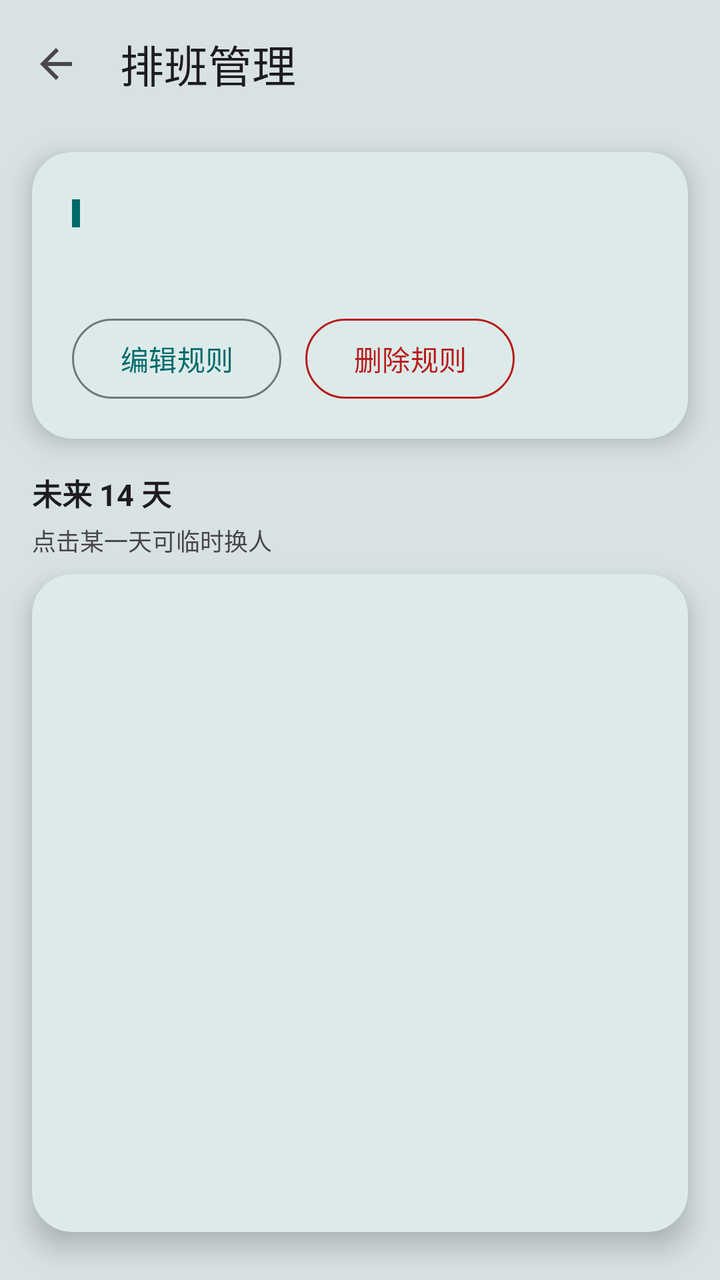
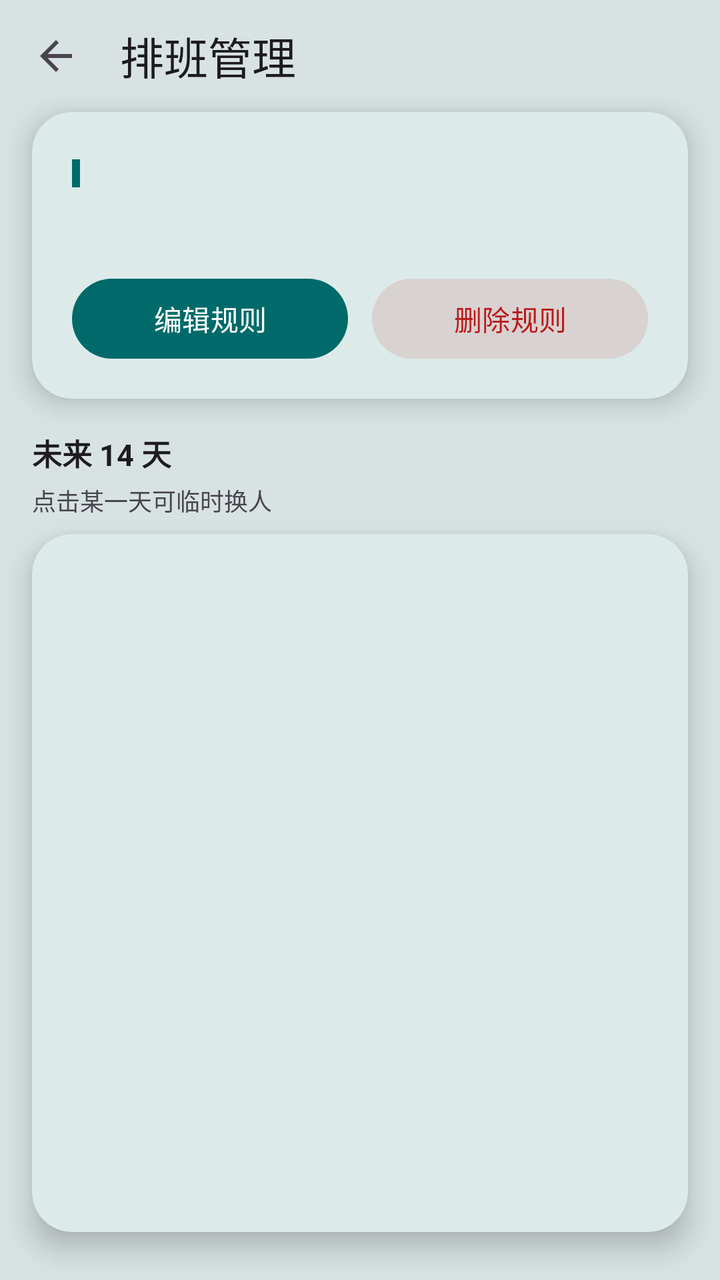

Before-and-after screenshots of an Android layout around one commit, followed by the original layout XML and the change that was made.
<!-- AndroidManifest.xml: application theme Theme.DutyCall -->
<!-- res/layout/activity_schedule.xml -->
<?xml version="1.0" encoding="utf-8"?>
<LinearLayout xmlns:android="http://schemas.android.com/apk/res/android"
    xmlns:app="http://schemas.android.com/apk/res-auto"
    android:layout_width="match_parent"
    android:layout_height="match_parent"
    android:orientation="vertical"
    android:clipChildren="false"
    android:clipToPadding="false"
    android:fitsSystemWindows="true">

    <com.google.android.material.appbar.MaterialToolbar
        android:id="@+id/toolbar"
        android:layout_width="match_parent"
        android:layout_height="?attr/actionBarSize"
        app:title="排班管理"
        app:titleTextAppearance="@style/TextAppearance.Material3.TitleLarge"
        app:navigationIcon="?attr/homeAsUpIndicator"
        android:background="@android:color/transparent" />

    <LinearLayout
        android:layout_width="match_parent"
        android:layout_height="0dp"
        android:layout_weight="1"
        android:orientation="vertical"
        android:clipChildren="false"
        android:clipToPadding="false"
        android:paddingHorizontal="16dp"
        android:paddingTop="12dp"
        android:paddingBottom="24dp">

        
        <com.google.android.material.card.MaterialCardView
            android:layout_width="match_parent"
            android:layout_height="wrap_content"
            app:cardBackgroundColor="?attr/colorSurface"
            app:cardCornerRadius="20dp"
            app:cardElevation="8dp"
            app:strokeWidth="0dp">

            <LinearLayout
                android:layout_width="match_parent"
                android:layout_height="wrap_content"
                android:orientation="vertical"
                android:padding="20dp">

                <LinearLayout
                    android:layout_width="match_parent"
                    android:layout_height="wrap_content"
                    android:orientation="horizontal"
                    android:gravity="center_vertical">
                    <View
                        android:layout_width="4dp"
                        android:layout_height="14dp"
                        android:background="@color/md_primary" />
                    <TextView
                        android:id="@+id/tv_rule_summary"
                        android:layout_width="0dp"
                        android:layout_height="wrap_content"
                        android:layout_marginStart="8dp"
                        android:layout_weight="1"
                        android:textSize="16sp"
                        android:textStyle="bold"
                        android:textColor="?android:attr/textColorPrimary" />
                </LinearLayout>

                <TextView
                    android:id="@+id/tv_rule_detail"
                    android:layout_width="match_parent"
                    android:layout_height="wrap_content"
                    android:layout_marginTop="8dp"
                    android:textSize="13sp"
                    android:textColor="?android:attr/textColorSecondary" />

                <TextView
                    android:id="@+id/tv_copy_hint"
                    android:layout_width="wrap_content"
                    android:layout_height="wrap_content"
                    android:layout_marginTop="8dp"
                    android:paddingVertical="4dp"
                    android:background="?attr/selectableItemBackground"
                    android:textSize="12sp"
                    android:textColor="?attr/colorPrimary"
                    android:text="点击查看并复制当前公式"
                    android:visibility="gone" />

                <LinearLayout
                    android:layout_width="match_parent"
                    android:layout_height="wrap_content"
                    android:layout_marginTop="16dp"
                    android:orientation="horizontal">

                    <com.google.android.material.button.MaterialButton
                        android:id="@+id/btn_edit_rule"
                        style="@style/Widget.Material3.Button.OutlinedButton"
                        android:layout_width="wrap_content"
                        android:layout_height="40dp"
                        android:minWidth="80dp"
                        android:insetTop="0dp"
                        android:insetBottom="0dp"
                        android:text="编辑规则"
                        android:textColor="?attr/colorPrimary"
                        app:strokeColor="?attr/colorOutline" />

                    <com.google.android.material.button.MaterialButton
                        android:id="@+id/btn_delete_rule"
                        style="@style/Widget.Material3.Button.OutlinedButton"
                        android:layout_width="wrap_content"
                        android:layout_height="40dp"
                        android:layout_marginStart="12dp"
                        android:minWidth="80dp"
                        android:insetTop="0dp"
                        android:insetBottom="0dp"
                        android:text="删除规则"
                        android:textColor="?attr/colorError"
                        app:strokeColor="?attr/colorError" />
                </LinearLayout>
            </LinearLayout>
        </com.google.android.material.card.MaterialCardView>

        <TextView
            android:id="@+id/tv_preview_title"
            android:layout_width="match_parent"
            android:layout_height="wrap_content"
            android:layout_marginTop="16dp"
            android:text="未来 14 天"
            android:textSize="15sp"
            android:textStyle="bold"
            android:textColor="?android:attr/textColorPrimary" />

        <TextView
            android:id="@+id/tv_preview_hint"
            android:layout_width="match_parent"
            android:layout_height="wrap_content"
            android:layout_marginTop="4dp"
            android:textSize="12sp"
            android:textColor="?android:attr/textColorSecondary"
            android:text="点击某一天可临时换人" />

        
        <com.google.android.material.card.MaterialCardView
            android:id="@+id/card_preview"
            android:layout_width="match_parent"
            android:layout_height="0dp"
            android:layout_weight="1"
            android:layout_marginTop="8dp"
            app:cardBackgroundColor="?attr/colorSurface"
            app:cardCornerRadius="20dp"
            app:cardElevation="8dp"
            app:strokeWidth="0dp">

            <androidx.recyclerview.widget.RecyclerView
                android:id="@+id/recycler_preview"
                android:layout_width="match_parent"
                android:layout_height="match_parent"
                android:clipToPadding="false"
                android:paddingVertical="8dp"
                android:nestedScrollingEnabled="true" />
        </com.google.android.material.card.MaterialCardView>

        <TextView
            android:id="@+id/tv_preview_empty"
            android:layout_width="match_parent"
            android:layout_height="0dp"
            android:layout_weight="1"
            android:gravity="center"
            android:lineSpacingExtra="6dp"
            android:text="暂无排班安排\n点击上方「编辑规则」设置轮转计划"
            android:textSize="13sp"
            android:textColor="?android:attr/textColorSecondary"
            android:visibility="gone" />

    </LinearLayout>
</LinearLayout>
<!-- resources referenced by this layout -->
<resources>
  <color name="md_primary">#006A6A</color>
  <style name="Theme.DutyCall" parent="Theme.Material3.DayNight.NoActionBar">
          <item name="android:windowBackground">@color/app_bg</item>
          <item name="colorPrimary">@color/md_primary</item>
          <item name="colorOnPrimary">@color/md_on_primary</item>
          <item name="colorPrimaryContainer">@color/md_primary_container</item>
          <item name="colorOnPrimaryContainer">@color/md_on_primary_container</item>
          <item name="colorSecondary">@color/md_secondary</item>
          <item name="colorOnSecondary">@color/md_on_secondary</item>
          <item name="colorSecondaryContainer">@color/md_secondary_container</item>
          <item name="colorOnSecondaryContainer">@color/md_on_secondary_container</item>
          <item name="colorSurface">@color/md_surface</item>
          <item name="colorOnSurface">@color/md_on_surface</item>
          <item name="colorSurfaceVariant">@color/md_surface_variant</item>
          <item name="colorOnSurfaceVariant">@color/md_on_surface_variant</item>
          <item name="colorOutline">@color/md_outline</item>
          <item name="colorError">@color/md_error</item>
          <item name="colorOnError">@color/md_on_error</item>
          <item name="colorErrorContainer">@color/md_error_container</item>
          <item name="colorOnErrorContainer">@color/md_on_error_container</item>
      </style>
  <color name="app_bg">#D8E2E2</color>
  <color name="md_on_primary">#FFFFFF</color>
  <color name="md_primary_container">#6FF7F6</color>
  <color name="md_on_primary_container">#002020</color>
  <color name="md_secondary">#4A6363</color>
  <color name="md_on_secondary">#FFFFFF</color>
  <color name="md_secondary_container">#CCE8E7</color>
  <color name="md_on_secondary_container">#051F1F</color>
  <color name="md_surface">#FAFDFC</color>
  <color name="md_on_surface">#191C1C</color>
  <color name="md_surface_variant">#DAE5E4</color>
  <color name="md_on_surface_variant">#3F4948</color>
  <color name="md_outline">#6F7979</color>
  <color name="md_error">#BA1A1A</color>
  <color name="md_on_error">#FFFFFF</color>
  <color name="md_error_container">#FFDAD6</color>
  <color name="md_on_error_container">#410002</color>
</resources>

<!-- the commit's change to res/layout/activity_schedule.xml (unified diff, before → after) -->
@@ -25,7 +25,7 @@
         android:clipChildren="false"
         android:clipToPadding="false"
         android:paddingHorizontal="16dp"
-        android:paddingTop="12dp"
+        android:paddingTop="0dp"
         android:paddingBottom="24dp">
 
         
@@ -80,7 +80,7 @@
                     android:background="?attr/selectableItemBackground"
                     android:textSize="12sp"
                     android:textColor="?attr/colorPrimary"
-                    android:text="点击查看并复制当前公式"
+                    android:text="点击查看 / 编辑当前公式"
                     android:visibility="gone" />
 
                 <LinearLayout
@@ -91,28 +91,28 @@
 
                     <com.google.android.material.button.MaterialButton
                         android:id="@+id/btn_edit_rule"
-                        style="@style/Widget.Material3.Button.OutlinedButton"
-                        android:layout_width="wrap_content"
+                        android:layout_width="0dp"
                         android:layout_height="40dp"
-                        android:minWidth="80dp"
+                        android:layout_weight="1"
                         android:insetTop="0dp"
                         android:insetBottom="0dp"
                         android:text="编辑规则"
-                        android:textColor="?attr/colorPrimary"
-                        app:strokeColor="?attr/colorOutline" />
+                        android:textColor="@color/action_text"
+                        app:backgroundTint="@color/action_bg"
+                        app:cornerRadius="20dp" />
 
                     <com.google.android.material.button.MaterialButton
                         android:id="@+id/btn_delete_rule"
-                        style="@style/Widget.Material3.Button.OutlinedButton"
-                        android:layout_width="wrap_content"
+                        android:layout_width="0dp"
                         android:layout_height="40dp"
                         android:layout_marginStart="12dp"
-                        android:minWidth="80dp"
+                        android:layout_weight="1"
                         android:insetTop="0dp"
                         android:insetBottom="0dp"
                         android:text="删除规则"
                         android:textColor="?attr/colorError"
-                        app:strokeColor="?attr/colorError" />
+                        app:backgroundTint="@color/destructive_bg"
+                        app:cornerRadius="20dp" />
                 </LinearLayout>
             </LinearLayout>
         </com.google.android.material.card.MaterialCardView>
<!-- resource entries referenced after the edit -->
@@ -1,8 +1,14 @@
 <!-- resources referenced by this layout -->
 <resources>
+  <color name="action_bg">#006A6A</color>
+  <color name="action_text">#FFFFFF</color>
+  <color name="destructive_bg">#1FBA1A1A</color>
   <color name="md_primary">#006A6A</color>
   <style name="Theme.DutyCall" parent="Theme.Material3.DayNight.NoActionBar">
           <item name="android:windowBackground">@color/app_bg</item>
+          <item name="actionBarSize">56dp</item>
+          <item name="android:windowLightStatusBar">true</item>
+          <item name="android:windowLightNavigationBar">true</item>
           <item name="colorPrimary">@color/md_primary</item>
           <item name="colorOnPrimary">@color/md_on_primary</item>
           <item name="colorPrimaryContainer">@color/md_primary_container</item>
@@ -13,7 +19,13 @@
           <item name="colorOnSecondaryContainer">@color/md_on_secondary_container</item>
           <item name="colorSurface">@color/md_surface</item>
           <item name="colorOnSurface">@color/md_on_surface</item>
-          <item name="colorSurfaceVariant">@color/md_surface_variant</item>
+          <item name="colorSurfaceContainerLowest">@color/md_surface_container_lowest</item>
+          <item name="colorSurfaceContainerLow">@color/md_surface_container_low</item>
+          <item name="colorSurfaceContainer">@color/md_surface_container</item>
+          <item name="colorSurfaceContainerHigh">@color/md_surface_container_high</item>
+          <item name="colorSurfaceContainerHighest">@color/md_surface_container_highest</item>
+          <item name="colorSurfaceBright">@color/md_surface_bright</item>
+          <item name="colorSurfaceDim">@color/md_surface_dim</item>        <item name="colorSurfaceVariant">@color/md_surface_variant</item>
           <item name="colorOnSurfaceVariant">@color/md_on_surface_variant</item>
           <item name="colorOutline">@color/md_outline</item>
           <item name="colorError">@color/md_error</item>
@@ -31,6 +43,13 @@
   <color name="md_on_secondary_container">#051F1F</color>
   <color name="md_surface">#FAFDFC</color>
   <color name="md_on_surface">#191C1C</color>
+  <color name="md_surface_container_lowest">#FFFFFF</color>
+  <color name="md_surface_container_low">#F4F8F7</color>
+  <color name="md_surface_container">#EEF4F3</color>
+  <color name="md_surface_container_high">#E7EFEE</color>
+  <color name="md_surface_container_highest">#DFE9E8</color>
+  <color name="md_surface_bright">#FAFDFC</color>
+  <color name="md_surface_dim">#D4DFDE</color>
   <color name="md_surface_variant">#DAE5E4</color>
   <color name="md_on_surface_variant">#3F4948</color>
   <color name="md_outline">#6F7979</color>
